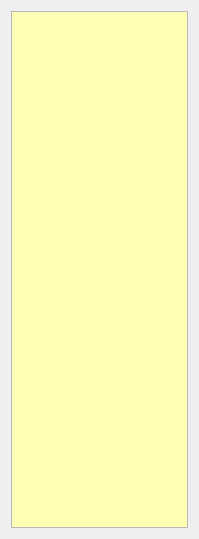
Before: the Qt Designer form widget.ui in rafal-tarnow/TODO, drawn with Qt 5.
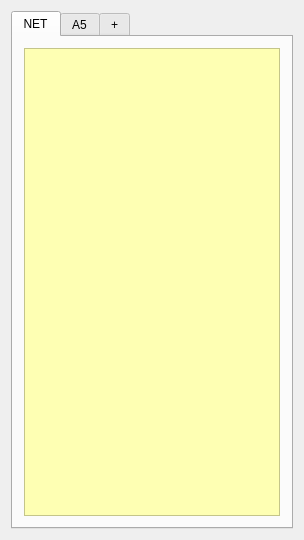
After: the same form once the commit is applied.

Commit message: add css to main widget, add + tab

The edit to the form file:
```diff
--- a/widget.ui
+++ b/widget.ui
@@ -6,19 +6,52 @@
    <rect>
     <x>0</x>
     <y>0</y>
-    <width>199</width>
-    <height>539</height>
+    <width>296</width>
+    <height>540</height>
    </rect>
   </property>
   <property name="windowTitle">
    <string>Widget</string>
   </property>
+  <property name="styleSheet">
+   <string notr="true">QTextEdit
+{
+	background: #FEFFB3;
+	font: bold 10pt &quot;Purisa&quot;;
+}
+</string>
+  </property>
   <layout class="QGridLayout" name="gridLayout">
    <item row="0" column="0">
+    <widget class="QTabWidget" name="tabWidget">
+     <property name="sizePolicy">
+      <sizepolicy hsizetype="Minimum" vsizetype="Minimum">
+       <horstretch>0</horstretch>
+       <verstretch>0</verstretch>
+      </sizepolicy>
+     </property>
+     <property name="currentIndex">
+      <number>0</number>
+     </property>
+     <widget class="QWidget" name="tab">
+      <attribute name="title">
+       <string>NET</string>
+      </attribute>
+      <layout class="QGridLayout" name="gridLayout_2">
+       <item row="0" column="0">
     <widget class="QTextEdit" name="textEdit">
      <property name="palette">
       <palette>
        <active>
+            <colorrole role="Button">
+             <brush brushstyle="SolidPattern">
+              <color alpha="255">
+               <red>254</red>
+               <green>255</green>
+               <blue>179</blue>
+              </color>
+             </brush>
+            </colorrole>
         <colorrole role="Base">
          <brush brushstyle="SolidPattern">
           <color alpha="255">
@@ -28,8 +61,26 @@
           </color>
          </brush>
         </colorrole>
+            <colorrole role="Window">
+             <brush brushstyle="SolidPattern">
+              <color alpha="255">
+               <red>254</red>
+               <green>255</green>
+               <blue>179</blue>
+              </color>
+             </brush>
+            </colorrole>
        </active>
        <inactive>
+            <colorrole role="Button">
+             <brush brushstyle="SolidPattern">
+              <color alpha="255">
+               <red>254</red>
+               <green>255</green>
+               <blue>179</blue>
+              </color>
+             </brush>
+            </colorrole>
         <colorrole role="Base">
          <brush brushstyle="SolidPattern">
           <color alpha="255">
@@ -39,20 +90,61 @@
           </color>
          </brush>
         </colorrole>
+            <colorrole role="Window">
+             <brush brushstyle="SolidPattern">
+              <color alpha="255">
+               <red>254</red>
+               <green>255</green>
+               <blue>179</blue>
+              </color>
+             </brush>
+            </colorrole>
        </inactive>
        <disabled>
+            <colorrole role="Button">
+             <brush brushstyle="SolidPattern">
+              <color alpha="255">
+               <red>254</red>
+               <green>255</green>
+               <blue>179</blue>
+              </color>
+             </brush>
+            </colorrole>
         <colorrole role="Base">
          <brush brushstyle="SolidPattern">
           <color alpha="255">
-           <red>239</red>
-           <green>235</green>
-           <blue>231</blue>
+               <red>254</red>
+               <green>255</green>
+               <blue>179</blue>
+              </color>
+             </brush>
+            </colorrole>
+            <colorrole role="Window">
+             <brush brushstyle="SolidPattern">
+              <color alpha="255">
+               <red>254</red>
+               <green>255</green>
+               <blue>179</blue>
           </color>
          </brush>
         </colorrole>
        </disabled>
       </palette>
      </property>
+        </widget>
+       </item>
+      </layout>
+     </widget>
+     <widget class="QWidget" name="tab_2">
+      <attribute name="title">
+       <string>A5</string>
+      </attribute>
+     </widget>
+     <widget class="QWidget" name="tab_3">
+      <attribute name="title">
+       <string>+</string>
+      </attribute>
+     </widget>
     </widget>
    </item>
   </layout>
```
Lines whose indentation alone changed are shown as unchanged. The commit also changes 6 other files.
